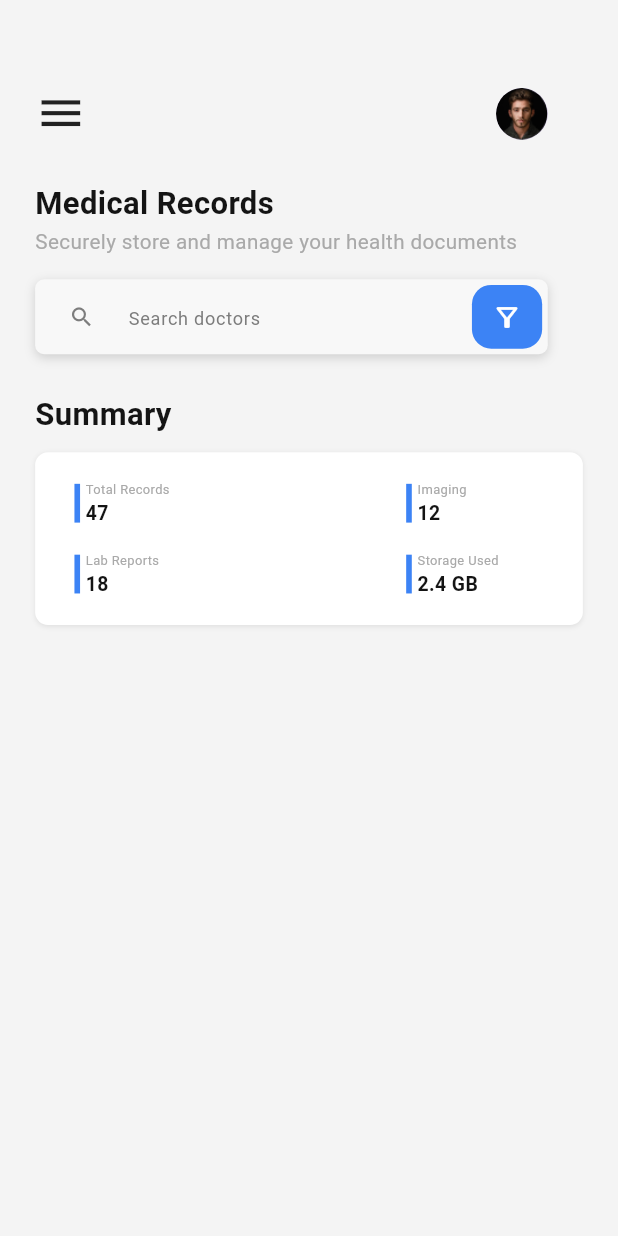
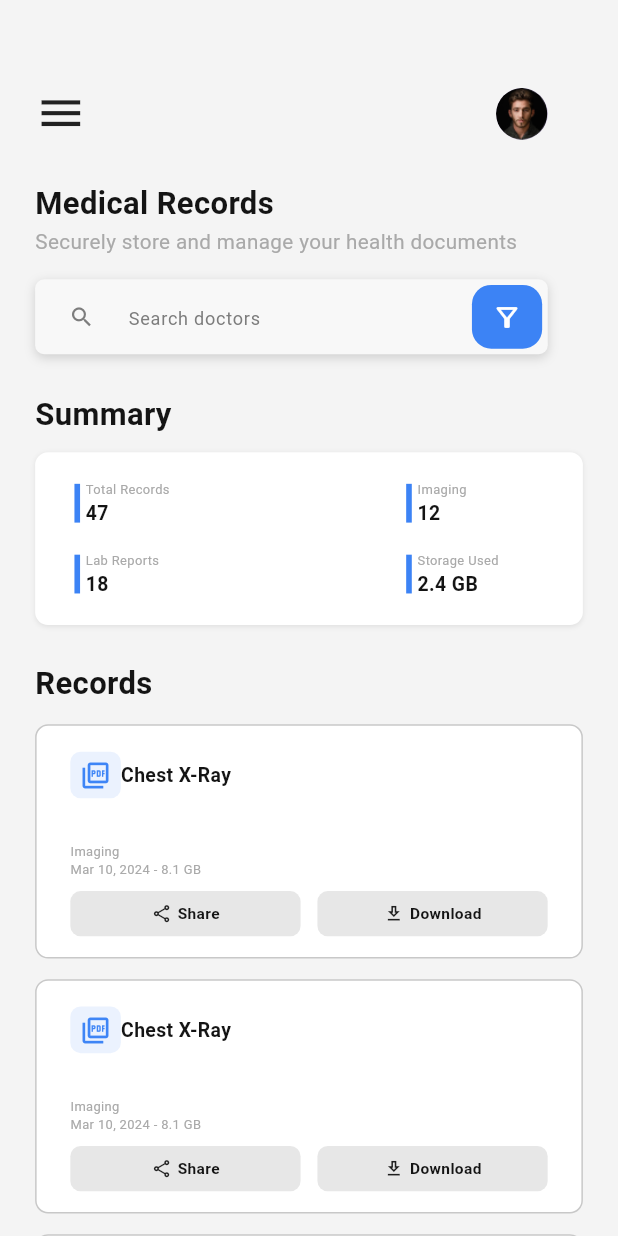
Before and after one commit to Smart-Medc/Smart-Medi-Flutter, a Flutter app: the MedicalRecordsView screen opened by its route, on a phone screen of 412 x 824 dp. Run offline on Flutter 3.47's test engine with Material 3 defaults, Android fonts, the phone set to English and light mode, and no system bars; our stand-ins replace flutter_screenutil, go_router.

Commit message:
complete the medical_records_view

```diff
--- /dev/null
+++ b/lib/core/widgets/icon_with_background.dart
@@ -0,0 +1,24 @@
+import 'package:flutter/material.dart';
+import 'package:flutter_screenutil/flutter_screenutil.dart';
+class IconWithBackground extends StatelessWidget {
+  const IconWithBackground({super.key, required this.icon, required this.backgroundColor, required this.iconColor});
+  final IconData icon;
+  final Color backgroundColor;
+  final Color iconColor;
+  @override
+  Widget build(BuildContext context) {
+    return Container(
+      width: 36.w,
+      height: 36.h,
+      decoration: BoxDecoration(
+          color: backgroundColor,
+          borderRadius: BorderRadius.circular(8.r)
+      ),
+      child: Icon(
+        icon,
+        size: 24.sp,
+        color: iconColor,
+      ),
+    );
+  }
+}
--- a/lib/features/meidcal_records/presentation/views/medical_records_view.dart
+++ b/lib/features/meidcal_records/presentation/views/medical_records_view.dart
@@ -1,6 +1,6 @@
 import 'package:flutter/material.dart';
 import 'package:smart_medi/core/widgets/app_drawer.dart';
-import 'package:smart_medi/features/meidcal_records/presentation/views/widgets/medical_records_body.dart';
+import 'package:smart_medi/features/meidcal_records/presentation/views/widgets/medical_records_view_widgets/medical_records_body.dart';
 
 class MedicalRecordsView extends StatelessWidget {
   const MedicalRecordsView({super.key});
--- a/lib/features/meidcal_records/presentation/views/widgets/medical_records_body.dart
+++ /dev/null
@@ -1,29 +0,0 @@
-import 'package:flutter/material.dart';
-import 'package:flutter_screenutil/flutter_screenutil.dart';
-import 'package:smart_medi/core/widgets/app_header.dart';
-import 'package:smart_medi/core/widgets/custom_app_bar.dart';
-import 'package:smart_medi/features/home/presentation/views/widgets/home_search_bar.dart';
-import 'package:smart_medi/features/meidcal_records/presentation/views/widgets/medical_records_summary.dart';
-class MedicalRecordsBody extends StatelessWidget {
-  const MedicalRecordsBody({super.key});
-
-  @override
-  Widget build(BuildContext context) {
-    return SingleChildScrollView(
-      physics: const BouncingScrollPhysics(),
-      child: Padding(
-        padding: EdgeInsets.only(top: 68.h, left: 25.w, right: 25.w),
-        child: Column(
-          crossAxisAlignment: CrossAxisAlignment.start,
-          children: [
-            const CustomAppBar(),
-            32.verticalSpace,
-            const AppHeader(title: 'Medical Records', subtitle: 'Securely store and manage your health documents'),
-            const HomeSearchBar(),
-            MedicalRecordsSummary(),
-          ],
-        ),
-      ),
-    );
-  }
-}
--- /dev/null
+++ b/lib/features/meidcal_records/presentation/views/widgets/medical_records_view_widgets/medical_records_body.dart
@@ -0,0 +1,41 @@
+import 'package:flutter/material.dart';
+import 'package:flutter_screenutil/flutter_screenutil.dart';
+import 'package:smart_medi/core/utils/app_styles.dart';
+import 'package:smart_medi/core/widgets/app_header.dart';
+import 'package:smart_medi/core/widgets/custom_app_bar.dart';
+import 'package:smart_medi/features/home/presentation/views/widgets/home_search_bar.dart';
+import 'package:smart_medi/features/meidcal_records/presentation/views/widgets/medical_records_view_widgets/medical_records_document.dart';
+import 'package:smart_medi/features/meidcal_records/presentation/views/widgets/medical_records_view_widgets/medical_records_summary.dart';
+import 'package:smart_medi/features/meidcal_records/presentation/views/widgets/medical_records_view_widgets/medical_records_upload_new_document.dart';
+class MedicalRecordsBody extends StatelessWidget {
+  const MedicalRecordsBody({super.key});
+
+  @override
+  Widget build(BuildContext context) {
+    return SingleChildScrollView(
+      physics: const BouncingScrollPhysics(),
+      child: Padding(
+        padding: EdgeInsets.only(top: 68.h, left: 25.w, right: 25.w),
+        child: Column(
+          crossAxisAlignment: CrossAxisAlignment.start,
+          children: [
+            const CustomAppBar(),
+            32.verticalSpace,
+            const AppHeader(title: 'Medical Records', subtitle: 'Securely store and manage your health documents'),
+            const HomeSearchBar(),
+            const MedicalRecordsSummary(),
+            28.verticalSpace,
+            Text('Records',style: AppStyles.textStyle24W600Black,),
+            14.verticalSpace,
+            const MedicalRecordsDocument(documentName: 'Chest X-Ray', date: 'Mar 10, 2024', size: 8.1),
+            16.verticalSpace,
+            const MedicalRecordsDocument(documentName: 'Chest X-Ray', date: 'Mar 10, 2024', size: 8.1),
+            16.verticalSpace,
+            const MedicalRecordsUploadNewDocument(),
+            100.verticalSpace,
+          ],
+        ),
+      ),
+    );
+  }
+}
--- /dev/null
+++ b/lib/features/meidcal_records/presentation/views/widgets/medical_records_view_widgets/medical_records_document.dart
@@ -0,0 +1,89 @@
+import 'package:flutter/material.dart';
+import 'package:flutter_screenutil/flutter_screenutil.dart';
+import 'package:smart_medi/core/utils/app_colors.dart';
+import 'package:smart_medi/core/utils/app_styles.dart';
+import 'package:smart_medi/core/widgets/icon_with_background.dart';
+
+class MedicalRecordsDocument extends StatelessWidget {
+  const MedicalRecordsDocument({super.key, required this.documentName, required this.date, required this.size});
+  final String documentName;
+  final String date;
+  final double size;
+  @override
+  Widget build(BuildContext context) {
+    return Container(
+      padding: EdgeInsets.only(
+        left: 24.w,
+        right: 24.w,
+        top: 20.h,
+        bottom: 16.h,
+      ),
+      decoration: BoxDecoration(
+        color: Colors.white,
+        borderRadius: BorderRadius.circular(10.r),
+        border: Border.all(color: AppColors.formFieldStrokeColor),
+      ),
+      child: Column(
+        crossAxisAlignment: CrossAxisAlignment.start,
+        children: [
+          Row(
+            children: [
+              const IconWithBackground(icon: Icons.picture_as_pdf_outlined, backgroundColor: AppColors.iconBGBlue, iconColor: AppColors.iconBlue),
+              Text(
+                documentName,
+                style: AppStyles.textStyle15W600Black
+              ),
+            ],
+          ),
+          34.verticalSpace,
+          Text('Imaging',style: AppStyles.textStyle10W400LightGrey,),
+          Text('$date - $size GB',style: AppStyles.textStyle10W400LightGrey,),
+          10.verticalSpace,
+          Row(
+            children: [
+              Expanded(
+                child: documentButton(
+                  text: 'Share',
+                  icon: Icons.share_outlined,
+                  onTap: () {},
+                ),
+              ),
+              12.horizontalSpace,
+              Expanded(
+                child: documentButton(
+                  text: 'Download',
+                  icon: Icons.download_outlined,
+                  onTap: () {},
+                ),
+              ),
+            ],
+          )
+        ],
+      ),
+    );
+  }
+  Widget documentButton({required String text,required IconData icon, required VoidCallback onTap}) {
+    return InkWell(
+      onTap: onTap,
+      child: Container(
+        height: 35.h,
+        width: double.infinity,
+        decoration: BoxDecoration(
+          color: AppColors.greyBackgroundColor,
+          borderRadius: BorderRadius.circular(8.r),
+        ),
+        child: Row(
+          mainAxisAlignment: MainAxisAlignment.center,
+          children: [
+            Icon(icon,size: 16.sp,),
+            4.horizontalSpace,
+            Text(
+              text,
+              style: AppStyles.textStyle12W600Black,
+            ),
+          ],
+        ),
+      ),
+    );
+  }
+}
--- /dev/null
+++ b/lib/features/meidcal_records/presentation/views/widgets/medical_records_view_widgets/medical_records_upload_new_document.dart
@@ -0,0 +1,61 @@
+import 'package:flutter/material.dart';
+import 'package:flutter_screenutil/flutter_screenutil.dart';
+import 'package:smart_medi/core/utils/app_colors.dart';
+import 'package:smart_medi/core/utils/app_shadows.dart';
+import 'package:smart_medi/core/utils/app_styles.dart';
+import 'package:smart_medi/core/widgets/icon_with_background.dart';
+
+class MedicalRecordsUploadNewDocument extends StatelessWidget {
+  const MedicalRecordsUploadNewDocument({super.key});
+
+  @override
+  Widget build(BuildContext context) {
+    return Container(
+      width: double.infinity,
+      padding: EdgeInsets.only(
+        top: 16.h,
+        bottom: 15.h,
+      ),
+      decoration: BoxDecoration(
+        color: Colors.white,
+        borderRadius: BorderRadius.circular(10.r),
+        border: Border.all(color: AppColors.formFieldStrokeColor),
+      ),
+      child: Column(
+        mainAxisAlignment: MainAxisAlignment.center,
+        children: [
+          const IconWithBackground(icon: Icons.upload, backgroundColor: AppColors.iconBGBlue, iconColor: AppColors.iconBlue),
+          16.verticalSpace,
+          Text(
+            'Upload New Document',
+            style: AppStyles.textStyle15W600Black,
+          ),
+          Text(
+            'Supports PDF, JPEG, PNG (max 50 MB per file) ',
+            style: AppStyles.textStyle10W400LightGrey,
+          ),
+          16.verticalSpace,
+          InkWell(
+            onTap: (){},
+            child: Container(
+              width: 88.w,
+              height: 28.h,
+              decoration: BoxDecoration(
+                boxShadow: AppShadows.small,
+                color: Colors.white,
+                borderRadius: BorderRadius.circular(10.r),
+                border: Border.all(color: AppColors.formFieldStrokeColor)
+              ),
+              child: Center(
+                child: Text(
+                  'Select file',
+                  style: AppStyles.textStyle14W400Black,
+                ),
+              ),
+            ),
+          )
+        ],
+      ),
+    );
+  }
+}
```
Also changed, not shown: lib/features/meidcal_records/presentation/views/widgets/medical_records_view_widgets/medical_records_summary.dart (renamed from lib/features/meidcal_records/presentation/views/widgets/medical_records_summary.dart).
